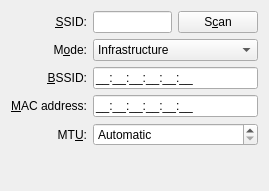
The window that libs/ui/802-11-wireless.ui (netrunner-debian-kde-extras/networkmanagement) describes before a commit, drawn with Qt 5.
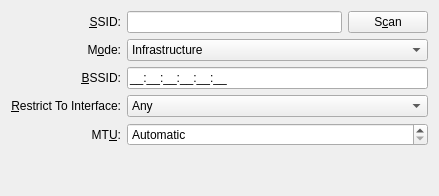
The same window after the commit. Custom widgets are drawn as their Qt base class.

```diff
--- a/libs/ui/802-11-wireless.ui
+++ b/libs/ui/802-11-wireless.ui
@@ -6,8 +6,8 @@
    <rect>
     <x>0</x>
     <y>0</y>
-    <width>269</width>
-    <height>191</height>
+    <width>439</width>
+    <height>196</height>
    </rect>
   </property>
   <property name="windowTitle">
@@ -112,26 +112,13 @@
      <item row="3" column="0">
       <widget class="QLabel" name="label_4">
        <property name="text">
-        <string>&amp;MAC address:</string>
+        <string>&amp;Restrict To Interface:</string>
        </property>
        <property name="alignment">
         <set>Qt::AlignRight|Qt::AlignTrailing|Qt::AlignVCenter</set>
        </property>
        <property name="buddy">
-        <cstring>macaddress</cstring>
-       </property>
-      </widget>
-     </item>
-     <item row="3" column="1">
-      <widget class="KLineEdit" name="macaddress">
-       <property name="toolTip">
-        <string>Override hardware address</string>
-       </property>
-       <property name="whatsThis">
-        <string>Some network interfaces allow their hardware address to be changed using this setting.</string>
-       </property>
-       <property name="inputMask">
-        <string>HH:HH:HH:HH:HH:HH;_</string>
+        <cstring>cmbMacAddress</cstring>
        </property>
       </widget>
      </item>
@@ -167,6 +154,15 @@
        </property>
       </widget>
      </item>
+     <item row="3" column="1">
+      <widget class="KComboBox" name="cmbMacAddress">
+       <item>
+        <property name="text">
+         <string>Any</string>
+        </property>
+       </item>
+      </widget>
+     </item>
     </layout>
    </item>
    <item>
@@ -185,6 +181,11 @@
   </layout>
  </widget>
  <customwidgets>
+  <customwidget>
+   <class>KIntSpinBox</class>
+   <extends>QSpinBox</extends>
+   <header>knuminput.h</header>
+  </customwidget>
   <customwidget>
    <class>KPushButton</class>
    <extends>QPushButton</extends>
@@ -200,11 +201,6 @@
    <extends>QComboBox</extends>
    <header>kcombobox.h</header>
   </customwidget>
-  <customwidget>
-   <class>KIntSpinBox</class>
-   <extends>QSpinBox</extends>
-   <header>knuminput.h</header>
-  </customwidget>
  </customwidgets>
  <resources/>
  <connections/>
```
Left out of the diff: 8 changed lines with no effect on the pictures.
